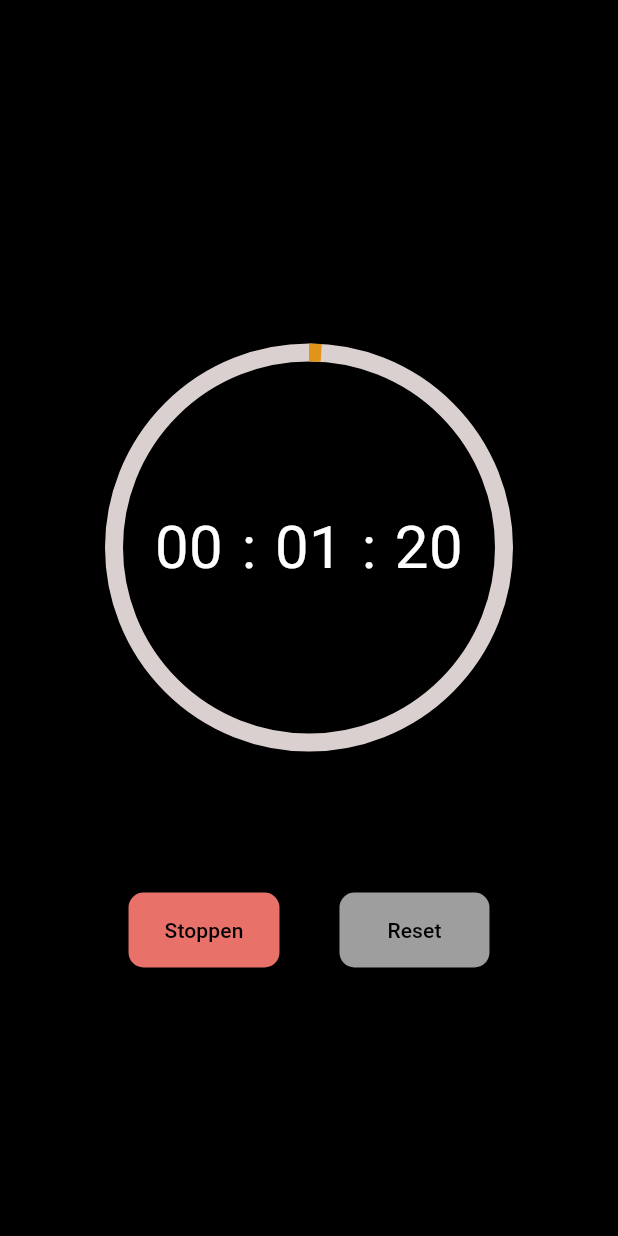
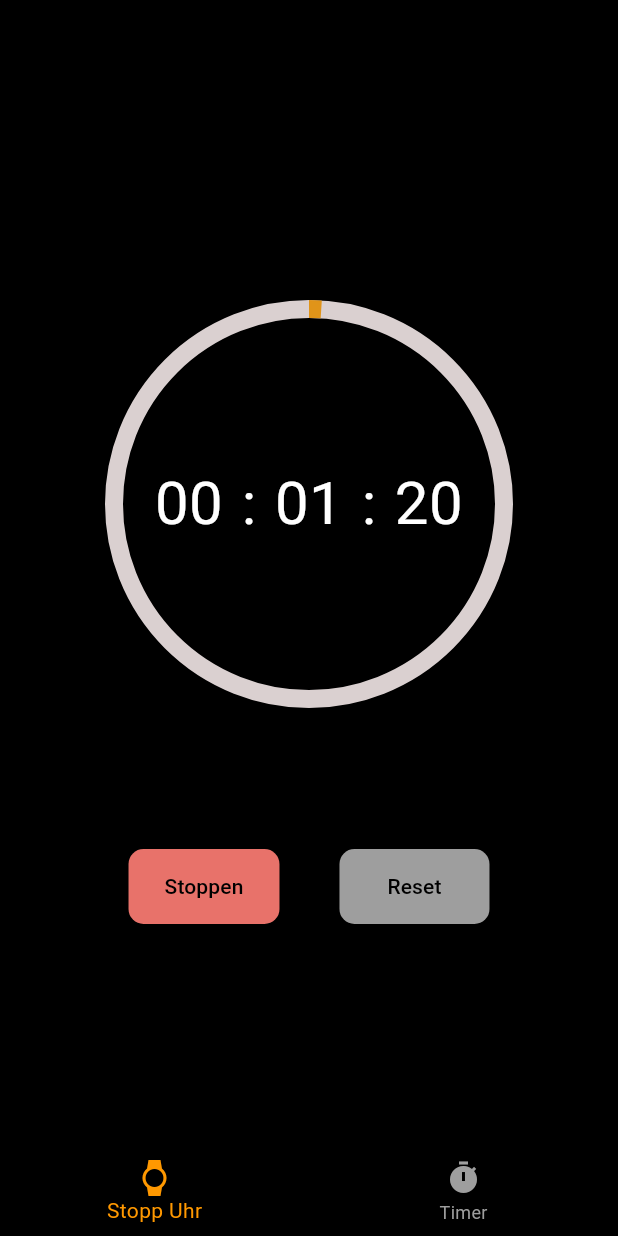
Before and after one commit to FerushT/stopp_uhr, a Flutter app: the screen it shows after launch, after a tap on "Starten", on a phone screen of 412 x 824 dp. Run offline on Flutter 3.47's test engine with Material 3 defaults, Android fonts, the phone set to English and light mode, and no system bars.

Commit message:
add timer_screen

```diff
--- a/lib/main.dart
+++ b/lib/main.dart
@@ -1,5 +1,6 @@
 import 'package:flutter/material.dart';
-import 'src/features/feature1/presentation/stopwatch_screen.dart';
+import 'package:stopp_uhr/src/features/feature1/presentation/stopwatch_screen.dart';
+import 'package:stopp_uhr/src/features/feature1/presentation/widgets/timer_screen.dart';
 
 void main() {
   runApp(const MainApp());
@@ -26,6 +27,20 @@ class HomePage extends StatefulWidget {
 }
 
 class _HomePageState extends State<HomePage> {
+  int _selectedIndex = 0; // Index der aktuell ausgewählten Seite
+
+  // Liste der Seiten für die Bottom Navigation
+  final List<Widget> _pages = [
+    const StopwatchScreen(), // Stopp Uhr
+    const TimerScreen(), // Timer, stelle sicher, dass diese Klasse existiert
+  ];
+
+  void _onItemTapped(int index) {
+    setState(() {
+      _selectedIndex = index; // Aktualisiere den Index
+    });
+  }
+
   @override
   Widget build(BuildContext context) {
     return Scaffold(
@@ -34,8 +49,26 @@ class _HomePageState extends State<HomePage> {
         backgroundColor: Colors.black,
         iconTheme: const IconThemeData(color: Colors.white),
         titleTextStyle: const TextStyle(color: Colors.white),
+        title: const SizedBox.shrink(), // Leeres Widget anstelle von Text
       ),
-      body: const StopwatchScreen(),
+      body: _pages[_selectedIndex], // Aktuell ausgewählte Seite
+      bottomNavigationBar: BottomNavigationBar(
+        items: const <BottomNavigationBarItem>[
+          BottomNavigationBarItem(
+            icon: Icon(Icons.watch),
+            label: 'Stopp Uhr',
+          ),
+          BottomNavigationBarItem(
+            icon: Icon(Icons.timer),
+            label: 'Timer',
+          ),
+        ],
+        currentIndex: _selectedIndex,
+        selectedItemColor: Colors.orange, // Icons in Orange
+        unselectedItemColor: Colors.grey,
+        backgroundColor: Colors.black, // Hintergrundfarbe auf Schwarz setzen
+        onTap: _onItemTapped,
+      ),
     );
   }
 }
```
